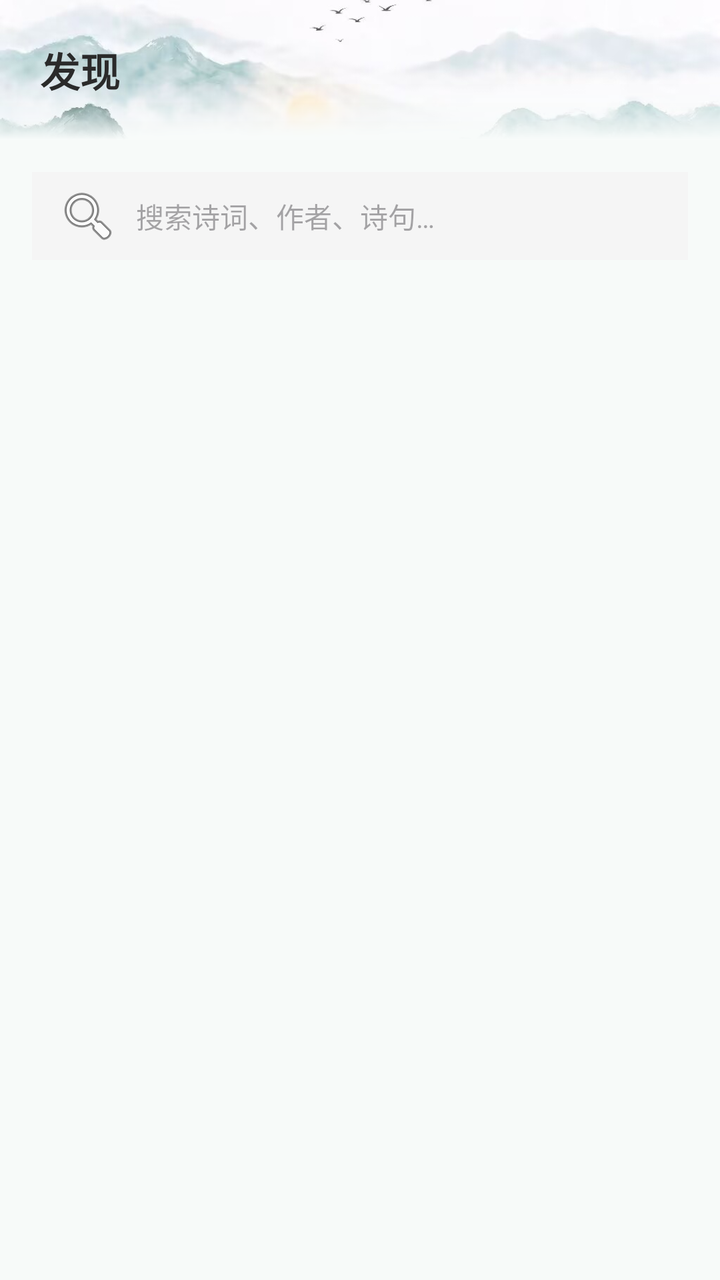
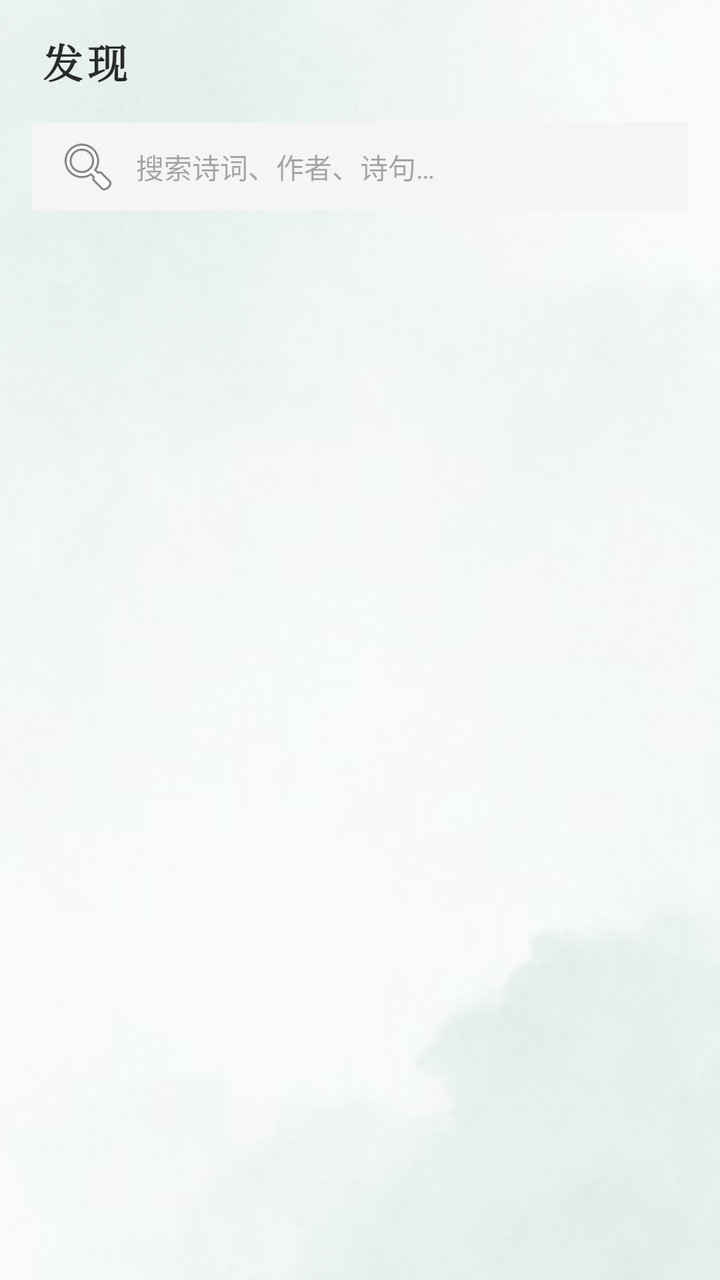

The first picture is an Android layout as it rendered before a commit; the second is the same layout after the commit. The layout source and the unified diff follow.
<!-- AndroidManifest.xml: application theme Theme.PoemApp -->
<!-- res/layout/fragment_find.xml -->
<?xml version="1.0" encoding="utf-8"?>
<androidx.constraintlayout.widget.ConstraintLayout
    xmlns:android="http://schemas.android.com/apk/res/android"
    xmlns:app="http://schemas.android.com/apk/res-auto"
    android:layout_width="match_parent"
    android:layout_height="match_parent"
    android:background="#F7FAF9">

    
    <ImageView
        android:id="@+id/ivBanner"
        android:layout_width="0dp"
        android:layout_height="70dp"
        android:scaleType="centerCrop"
        android:src="@drawable/bgpic2"
        app:layout_constraintTop_toTopOf="parent"
        app:layout_constraintStart_toStartOf="parent"
        app:layout_constraintEnd_toEndOf="parent" />

    
    <View
        android:layout_width="0dp"
        android:layout_height="28dp"
        android:background="@drawable/fade_bottom"
        app:layout_constraintBottom_toBottomOf="@id/ivBanner"
        app:layout_constraintStart_toStartOf="parent"
        app:layout_constraintEnd_toEndOf="parent" />

    
    <TextView
        android:id="@+id/tvBannerTitle"
        android:layout_width="wrap_content"
        android:layout_height="wrap_content"
        android:layout_marginStart="20dp"
        android:text="发现"
        android:textSize="20sp"
        android:textStyle="bold"
        android:textColor="#2A2A2A"
        app:layout_constraintBottom_toBottomOf="@id/ivBanner"
        app:layout_constraintTop_toTopOf="@id/ivBanner"
        app:layout_constraintStart_toStartOf="parent" />

    
    <EditText
        android:id="@+id/etSearch"
        android:layout_width="0dp"
        android:layout_height="44dp"
        android:layout_marginStart="16dp"
        android:layout_marginEnd="16dp"
        android:layout_marginTop="16dp"
        android:background="#F5F5F5"
        android:drawableStart="@android:drawable/ic_menu_search"
        android:drawablePadding="8dp"
        android:gravity="center_vertical"
        android:hint="搜索诗词、作者、诗句…"
        android:imeOptions="actionSearch"
        android:inputType="text"
        android:paddingStart="12dp"
        android:paddingEnd="12dp"
        android:textSize="14sp"
        android:focusable="true"
        android:focusableInTouchMode="true"
        app:layout_constraintStart_toStartOf="parent"
        app:layout_constraintEnd_toEndOf="parent"
        app:layout_constraintTop_toBottomOf="@+id/ivBanner" />

    
    <TextView
        android:id="@+id/tvEmpty"
        android:layout_width="0dp"
        android:layout_height="wrap_content"
        android:gravity="center"
        android:text="没有找到相关诗词"
        android:textColor="#888888"
        android:textSize="15sp"
        android:visibility="gone"
        app:layout_constraintTop_toTopOf="parent"
        app:layout_constraintBottom_toBottomOf="parent"
        app:layout_constraintStart_toStartOf="parent"
        app:layout_constraintEnd_toEndOf="parent" />

    
    <androidx.recyclerview.widget.RecyclerView
        android:id="@+id/rvSearch"
        android:layout_width="0dp"
        android:layout_height="0dp"
        android:paddingStart="16dp"
        android:paddingEnd="16dp"
        android:paddingTop="8dp"
        android:paddingBottom="16dp"
        android:clipToPadding="false"
        app:layout_constraintStart_toStartOf="parent"
        app:layout_constraintEnd_toEndOf="parent"
        app:layout_constraintTop_toBottomOf="@id/etSearch"
        app:layout_constraintBottom_toBottomOf="parent" />

</androidx.constraintlayout.widget.ConstraintLayout>
<!-- resources referenced by this layout -->
<resources>
  <!-- drawable bgpic2: jpg bitmap (drawable, 42442 bytes) -->
  <!-- drawable fade_bottom (drawable) -->
  <shape android:shape="rectangle"
      xmlns:android="http://schemas.android.com/apk/res/android">
      <gradient
          android:angle="270"
          android:startColor="#00F7FAF9"
          android:endColor="#FFF7FAF9" />
  </shape>
  <style name="Theme.PoemApp" parent="Base.Theme.PoemApp" />
  <style name="Base.Theme.PoemApp" parent="Theme.Material3.DayNight.NoActionBar">
          
          
      </style>
</resources>

<!-- the commit's change to res/layout/fragment_find.xml (unified diff, before → after) -->
@@ -4,40 +4,34 @@
     xmlns:app="http://schemas.android.com/apk/res-auto"
     android:layout_width="match_parent"
     android:layout_height="match_parent"
-    android:background="#F7FAF9">
+    android:background="#F2FFFFFF"  >
 
-    
     <ImageView
-        android:id="@+id/ivBanner"
+        android:id="@+id/ivPageBg"
         android:layout_width="0dp"
-        android:layout_height="70dp"
+        android:layout_height="0dp"
         android:scaleType="centerCrop"
-        android:src="@drawable/bgpic2"
+        android:alpha="0.5"
+        android:src="@drawable/bgpic3"
+        android:contentDescription="@null"
         app:layout_constraintTop_toTopOf="parent"
+        app:layout_constraintBottom_toBottomOf="parent"
         app:layout_constraintStart_toStartOf="parent"
         app:layout_constraintEnd_toEndOf="parent" />
 
-    
-    <View
-        android:layout_width="0dp"
-        android:layout_height="28dp"
-        android:background="@drawable/fade_bottom"
-        app:layout_constraintBottom_toBottomOf="@id/ivBanner"
-        app:layout_constraintStart_toStartOf="parent"
-        app:layout_constraintEnd_toEndOf="parent" />
-
-    
     <TextView
-        android:id="@+id/tvBannerTitle"
+        android:id="@+id/tvFindTitle"
         android:layout_width="wrap_content"
         android:layout_height="wrap_content"
         android:layout_marginStart="20dp"
+        android:layout_marginTop="16dp"
         android:text="发现"
+        android:letterSpacing="0.12"
+        android:fontFamily="serif"
         android:textSize="20sp"
         android:textStyle="bold"
         android:textColor="#2A2A2A"
-        app:layout_constraintBottom_toBottomOf="@id/ivBanner"
-        app:layout_constraintTop_toTopOf="@id/ivBanner"
+        app:layout_constraintTop_toTopOf="parent"
         app:layout_constraintStart_toStartOf="parent" />
 
     
@@ -62,7 +56,7 @@
         android:focusableInTouchMode="true"
         app:layout_constraintStart_toStartOf="parent"
         app:layout_constraintEnd_toEndOf="parent"
-        app:layout_constraintTop_toBottomOf="@+id/ivBanner" />
+        app:layout_constraintTop_toBottomOf="@+id/tvFindTitle" />
 
     
     <TextView
<!-- resource entries referenced after the edit -->
@@ -1,14 +1,6 @@
 <!-- resources referenced by this layout -->
 <resources>
-  <!-- drawable bgpic2: jpg bitmap (drawable, 42442 bytes) -->
-  <!-- drawable fade_bottom (drawable) -->
-  <shape android:shape="rectangle"
-      xmlns:android="http://schemas.android.com/apk/res/android">
-      <gradient
-          android:angle="270"
-          android:startColor="#00F7FAF9"
-          android:endColor="#FFF7FAF9" />
-  </shape>
+  <!-- drawable bgpic3: jpg bitmap (drawable, 80397 bytes) -->
   <style name="Theme.PoemApp" parent="Base.Theme.PoemApp" />
   <style name="Base.Theme.PoemApp" parent="Theme.Material3.DayNight.NoActionBar">
           
